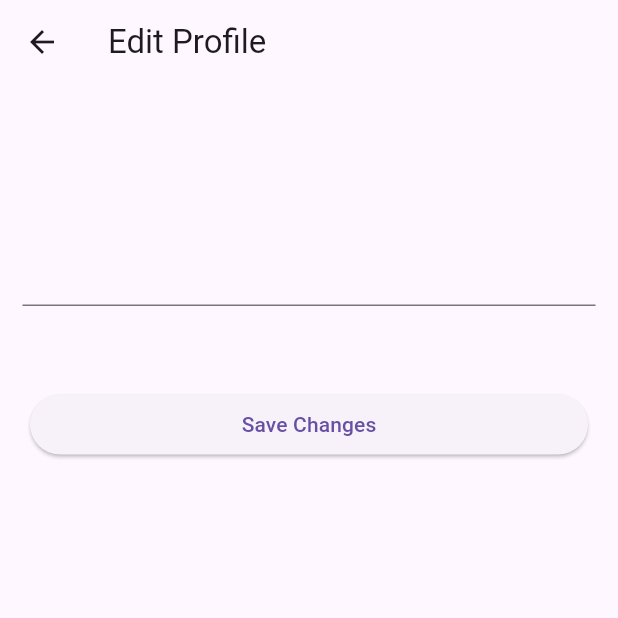
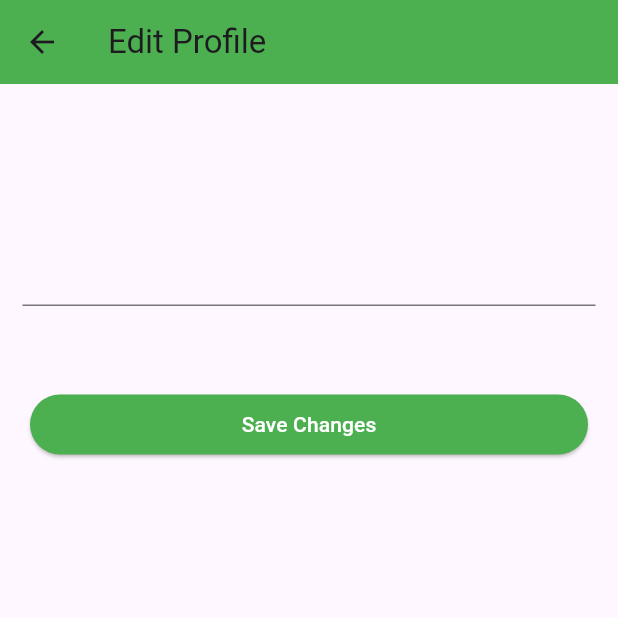
Before and after one commit to BORNXBOBBY/FirebaseAuthenticationAndcrudOperationFirestoreFlutter, a Flutter app: the AccountBottomNav screen opened directly, after a tap on "Edit Profile", on a phone screen of 412 x 824 dp, the top half of it. Run offline on Flutter 3.47's test engine with Material 3 defaults, Android fonts, the phone set to English and light mode, and no system bars; our stand-ins replace cloud_firestore, firebase_auth, firebase_core, firebase_storage, fluttertoast, get and 5 more; accounts and stored records are empty; network calls fail.

Commit message:
color change

```diff
--- a/lib/Account.dart
+++ b/lib/Account.dart
@@ -53,17 +53,28 @@ class _AccountBottomNavState extends State<AccountBottomNav> {
               SizedBox(height: 15,),
               if (_user != null && _user!.email != null)
                 Text(_user!.email!),
-
               Container(
                 margin: EdgeInsets.all(10),
                 child: ElevatedButton(
                   onPressed: () {
-                    Navigator.push(context,MaterialPageRoute(builder: (context)=>EditProfile()));
+                    Navigator.push(
+                      context,
+                      MaterialPageRoute(builder: (context) => EditProfile()),
+                    );
                   },
-                  child: Text("Edit Profile"),
-
+                  style: ElevatedButton.styleFrom(
+                    primary: Colors.green, // Background color
+                    onPrimary: Colors.white, // Text color
+                  ),
+                  child: Text(
+                    "Edit Profile",
+                    style: TextStyle(
+                      color: Colors.white, // Text color if needed
+                    ),
+                  ),
                 ),
               )
+
             ],
           ),
 
--- a/lib/EditProfile.dart
+++ b/lib/EditProfile.dart
@@ -101,6 +101,7 @@ class _EditProfileState extends State<EditProfile> {
   Widget build(BuildContext context) {
     return Scaffold(
       appBar: AppBar(
+        backgroundColor: Colors.green,
         title: const Text("Edit Profile"),
       ),
       body: SingleChildScrollView(
@@ -159,11 +160,18 @@ class _EditProfileState extends State<EditProfile> {
                     context,
                     MaterialPageRoute(builder: (context) => const BottomNavigation()),
                   );
-
                 },
-                child: const Text("Save Changes"),
+                style: ElevatedButton.styleFrom(
+                  primary: Colors.green, // Background color
+                  onPrimary: Colors.white, // Text color
+                ),
+                child: const Text(
+                  "Save Changes",
+                  style: TextStyle(color: Colors.white), // Text color
+                ),
               ),
             )
+
           ],
         ),
       ),
--- a/lib/main.dart
+++ b/lib/main.dart
@@ -47,8 +47,6 @@ class _MainScreenState extends State<MainScreen> {
   @override
   Widget build(BuildContext context) {
 
-    // A StreamBuilder in Flutter is used to listen to a stream of data and rebuild its widget subtree whenever new data
-    // is emitted by the stream.
     return StreamBuilder<User?>(
       stream: FirebaseAuth.instance.authStateChanges(),
 
```
Also changed, not shown: lib/GalleryStore.dart (+11 -1 lines), lib/Store.dart (+29 -44 lines), lib/VideoAndImageUpload.dart (line endings or trailing spaces).
